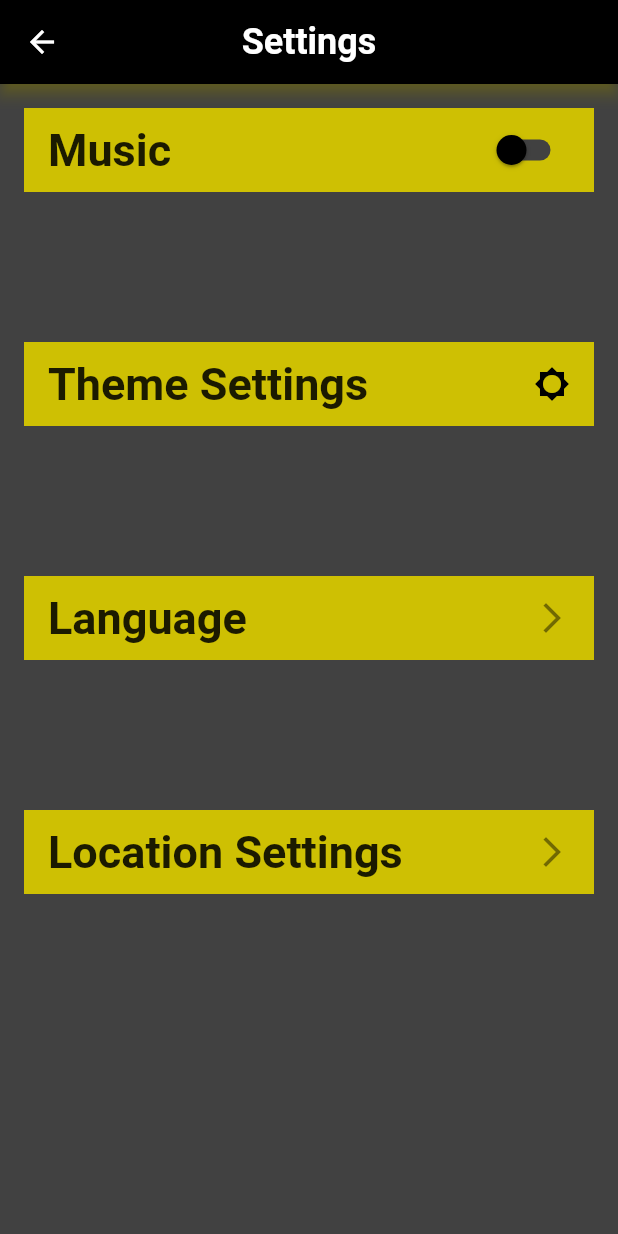
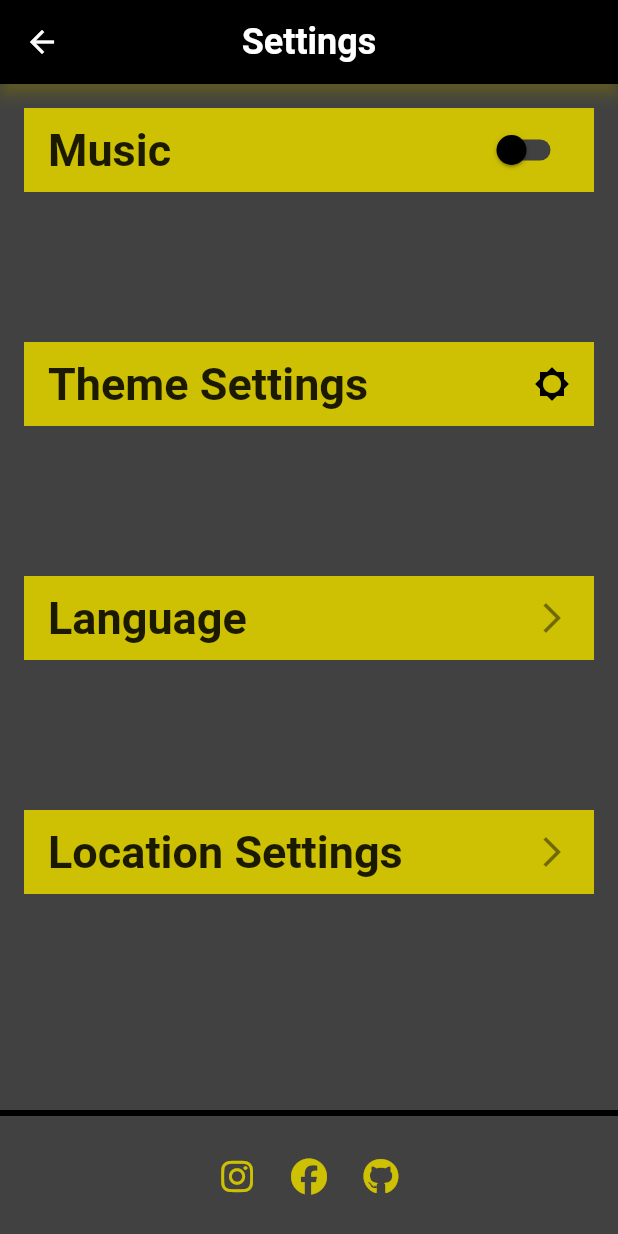
Before and after one commit to DGBratoevski20/German_Cities, a Flutter app: the screen it shows after launch, after a tap on the "settings" icon, on a phone screen of 412 x 824 dp. Run offline on Flutter 3.47's test engine with Material 2 defaults, Android fonts, the phone set to English and light mode, and no system bars; our stand-ins replace flutter_map, font_awesome_flutter, latlong2; network calls fail; Roboto replaces fonts that are missing (Times New Roman).

Commit message:
Add new package for icons, change appbar text and icon colors and add footer

```diff
--- a/German_Cities/lib/main.dart
+++ b/German_Cities/lib/main.dart
@@ -2,6 +2,8 @@ import 'package:flutter/material.dart';
 import 'package:flutter_map/flutter_map.dart';
 import 'package:flutter_map/plugin_api.dart';
 import 'package:latlong2/latlong.dart';
+import 'package:font_awesome_flutter/font_awesome_flutter.dart';
+
 
 void main() {
   runApp(GermanCitiesApp());
@@ -366,6 +368,9 @@ class _GermanCitiesAppState extends State<GermanCitiesApp> {
 Widget _buildCityGrid() {
   return Container(
     color: customGray, // Set the background color here
+    child: Column(
+      children: [
+        Expanded(
           child: GridView.builder(
             itemCount: widget._imageUrls.length,
             gridDelegate: const SliverGridDelegateWithFixedCrossAxisCount(
@@ -428,6 +433,46 @@ class _GermanCitiesAppState extends State<GermanCitiesApp> {
               );
             },
           ),
+        ),
+        Container(
+          decoration: const BoxDecoration(
+            border: Border(
+              top: BorderSide(
+                color: Colors.black,
+                width: 4.0,
+              ),
+            ),
+          ),
+          child: Container(
+            padding: const EdgeInsets.all(16.0),
+            color: customGray, // Set the footer background color here
+            child: Row(
+              mainAxisAlignment: MainAxisAlignment.center,
+              children: [
+                IconButton(
+                  icon: const FaIcon(FontAwesomeIcons.instagram, color:Color.fromARGB(255, 206, 192, 3)),
+                  onPressed: () {
+                    // Handle Instagram button tap
+                  },
+                ),
+                IconButton(
+                  icon: const FaIcon(FontAwesomeIcons.facebook, color:Color.fromARGB(255, 206, 192, 3)),
+                  onPressed: () {
+                    // Handle Facebook button tap
+                  },
+                ),
+                IconButton(
+                  icon: const FaIcon(FontAwesomeIcons.github, color:Color.fromARGB(255, 206, 192, 3)),
+                  onPressed: () {
+                    // Handle GitHub button tap
+                  },
+                ),
+              ],
+            ),
+          ),
+        ),
+      ],
+    ),
   );
 }
 
@@ -438,7 +483,8 @@ Widget _buildCityInfo() {
       title: Text(
         "${widget._imageNames[_selectedIndex]} Info",
         style: const TextStyle(
-          fontSize: 24.0,
+          color: Colors.black,
+          fontSize: 26.0,
           fontWeight: FontWeight.bold,
           fontFamily: 'Times New Roman',
         ),
@@ -446,7 +492,7 @@ Widget _buildCityInfo() {
       centerTitle: true,
       backgroundColor: customYellow,
       leading: IconButton(
-        icon: const Icon(Icons.arrow_back, size: 30),
+        icon: const Icon(Icons.arrow_back, size: 30, color: Colors.black),
         onPressed: () {
           setState(() {
             _showMap = false;
@@ -456,7 +502,7 @@ Widget _buildCityInfo() {
       ),
       actions: [
         IconButton(
-          icon: const Icon(Icons.map, size: 30.0),
+          icon: const Icon(Icons.map, size: 30.0, color: Colors.black),
           padding: const EdgeInsets.only(right: 10.0),
           onPressed: () {
             setState(() {
@@ -601,23 +647,71 @@ Widget _buildCityInfo() {
         ),
       ),
     ),
+    bottomNavigationBar: Container(
+      decoration: const BoxDecoration(
+        border: Border(
+          top: BorderSide(
+            color: Colors.black,
+            width: 4.0,
+          ),
+        ),
+      ),
+      child: Container(
+        padding: const EdgeInsets.all(16.0),
+        color: customGray, // Set the footer background color here
+        child: Row(
+          mainAxisAlignment: MainAxisAlignment.center,
+          children: [
+            IconButton(
+              icon: const FaIcon(
+                FontAwesomeIcons.instagram,
+                color: Color.fromARGB(255, 206, 192, 3),
+              ),
+              onPressed: () {
+                // Handle Instagram button tap
+              },
+            ),
+            IconButton(
+              icon: const FaIcon(
+                FontAwesomeIcons.facebook,
+                color: Color.fromARGB(255, 206, 192, 3),
+              ),
+              onPressed: () {
+                // Handle Facebook button tap
+              },
+            ),
+            IconButton(
+              icon: const FaIcon(
+                FontAwesomeIcons.github,
+                color: Color.fromARGB(255, 206, 192, 3),
+              ),
+              onPressed: () {
+                // Handle GitHub button tap
+              },
+            ),
+          ],
+        ),
+      ),
+    ),
   );
 }
+
 
   Widget _buildMapContainer() {
     return Scaffold(
       appBar: AppBar(
         title: Text("${widget._imageNames[_selectedIndex]} Map",
         style: const TextStyle(
-          fontSize: 24.0,
+          fontSize: 26.0,
           fontWeight: FontWeight.bold,
+          color: Colors.black,
           fontFamily: 'Times New Roman',
           ),
         ),
         centerTitle: true,
         backgroundColor: customYellow,
         leading: IconButton(
-          icon: const Icon(Icons.arrow_back, size: 30),
+          icon: const Icon(Icons.arrow_back, size: 30, color: Colors.black),
           onPressed: () {
             setState(() {
               _showMap = false;
@@ -627,7 +721,7 @@ Widget _buildCityInfo() {
         ),
         actions: [
           IconButton(
-            icon: const Icon(Icons.info,  size: 30),
+            icon: const Icon(Icons.info,  size: 30, color: Colors.black),
             padding: const EdgeInsets.only(right: 16.0),
             onPressed: () {
               setState(() {
@@ -803,8 +897,55 @@ Widget _settingsPage(BuildContext context) {
         ],
       ),
     ),
+    bottomNavigationBar: Container(
+      decoration: const BoxDecoration(
+        border: Border(
+          top: BorderSide(
+            color: Colors.black,
+            width: 4.0,
+          ),
+        ),
+      ),
+      child: Container(
+        padding: const EdgeInsets.all(16.0),
+        color: customGray, // Set the footer background color here
+        child: Row(
+          mainAxisAlignment: MainAxisAlignment.center,
+          children: [
+            IconButton(
+              icon: const FaIcon(
+                FontAwesomeIcons.instagram,
+                color: Color.fromARGB(255, 206, 192, 3),
+              ),
+              onPressed: () {
+                // Handle Instagram button tap
+              },
+            ),
+            IconButton(
+              icon: const FaIcon(
+                FontAwesomeIcons.facebook,
+                color: Color.fromARGB(255, 206, 192, 3),
+              ),
+              onPressed: () {
+                // Handle Facebook button tap
+              },
+            ),
+            IconButton(
+              icon: const FaIcon(
+                FontAwesomeIcons.github,
+                color: Color.fromARGB(255, 206, 192, 3),
+              ),
+              onPressed: () {
+                // Handle GitHub button tap
+              },
+            ),
+          ],
+        ),
+      ),
+    ),
   );
 }
+
 
 void _showThemeDialog(BuildContext context) {
   showDialog(
--- a/German_Cities/pubspec.yaml
+++ b/German_Cities/pubspec.yaml
@@ -13,6 +13,7 @@ dependencies:
   flutter_map: ^5.0.0
   latlong2: ^0.9.0
   cupertino_icons: ^1.0.2
+  font_awesome_flutter: ^10.5.0
 
 dev_dependencies:
   flutter_test:
```
Lines whose indentation alone changed are shown as unchanged.
